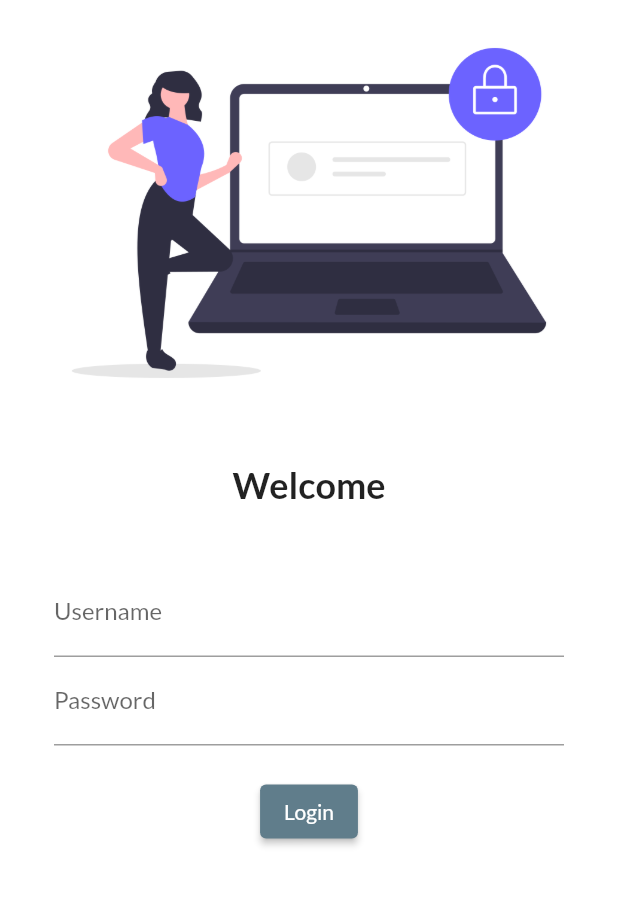
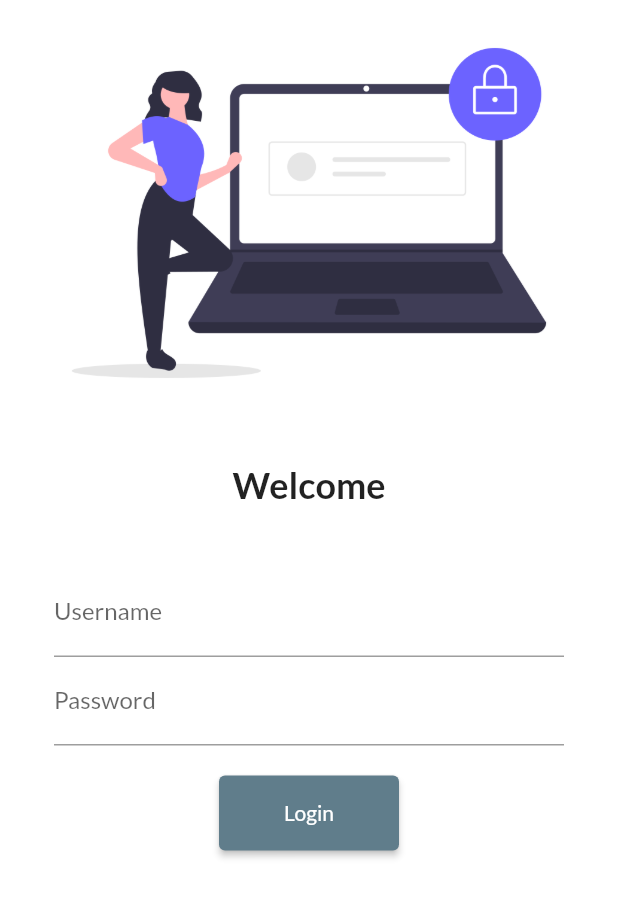
Before and after one commit to nothing-available/Flutter_tutorial, a Flutter app: the screen it shows after launch, on a phone screen of 412 x 824 dp. Shown: the top 897 px of the screen. Run offline on Flutter 3.47's test engine with Material 2 defaults, Android fonts, the phone set to English and light mode, and no system bars; our stand-ins replace google_fonts.

Commit message:
day 2 complete

```diff
--- a/lib/main.dart
+++ b/lib/main.dart
@@ -1,4 +1,5 @@
 import 'package:flutter/material.dart';
+import 'package:flutter_application_1/utils/route.dart';
 import 'package:google_fonts/google_fonts.dart';
 import 'package:flutter_application_1/pages/home_pade.dart';
 import 'package:flutter_application_1/pages/loginpage.dart';
@@ -22,7 +23,8 @@ class MyApp extends StatelessWidget {
       ),
       routes: {
         "/": (context) => const LoginPage(),
-        "/Login": (context) => const Homepage(),
+        MyRoutes.homeRoute: (context) => const Homepage(),
+        MyRoutes.loginRoute:(context) => const LoginPage(),
       },
     );
   }
--- a/lib/pages/loginpage.dart
+++ b/lib/pages/loginpage.dart
@@ -1,6 +1,7 @@
 // ignore_for_file: prefer_const_constructors
 
 import 'package:flutter/material.dart';
+import 'package:flutter_application_1/utils/route.dart';
 
 class LoginPage extends StatelessWidget {
   const LoginPage({super.key});
@@ -9,6 +10,7 @@ class LoginPage extends StatelessWidget {
   Widget build(BuildContext context) {
     return Material(
       color: Colors.white,
+      child: SingleChildScrollView(
         child: Column(
           children: [
             Image.asset(
@@ -51,9 +53,9 @@ class LoginPage extends StatelessWidget {
                   ),
                   ElevatedButton(
                     child: Text("Login"),
-                  style: TextButton.styleFrom(),
+                    style: TextButton.styleFrom(minimumSize: Size(120, 50)),
                     onPressed: () {
-                    print("Hi Sumit ");
+                      Navigator.pushNamed(context, MyRoutes.homeRoute);
                     },
                   )
                 ],
@@ -61,6 +63,7 @@ class LoginPage extends StatelessWidget {
             ),
           ],
         ),
+      ),
     );
   }
 }
--- /dev/null
+++ b/lib/utils/route.dart
@@ -0,0 +1,4 @@
+class MyRoutes {
+  static String loginRoute = "/login";
+  static String homeRoute = "/home";
+}
```
Lines whose indentation alone changed are shown as unchanged.
